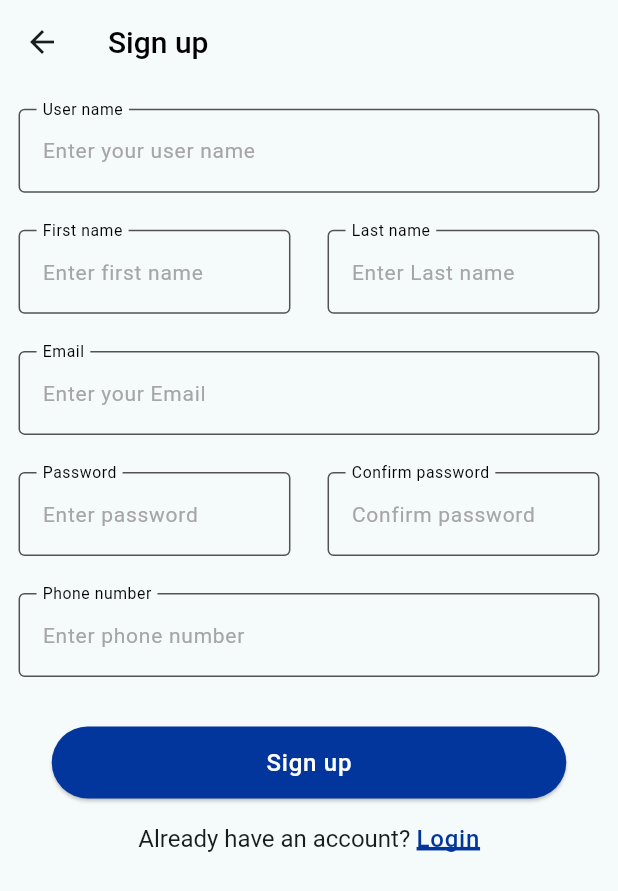
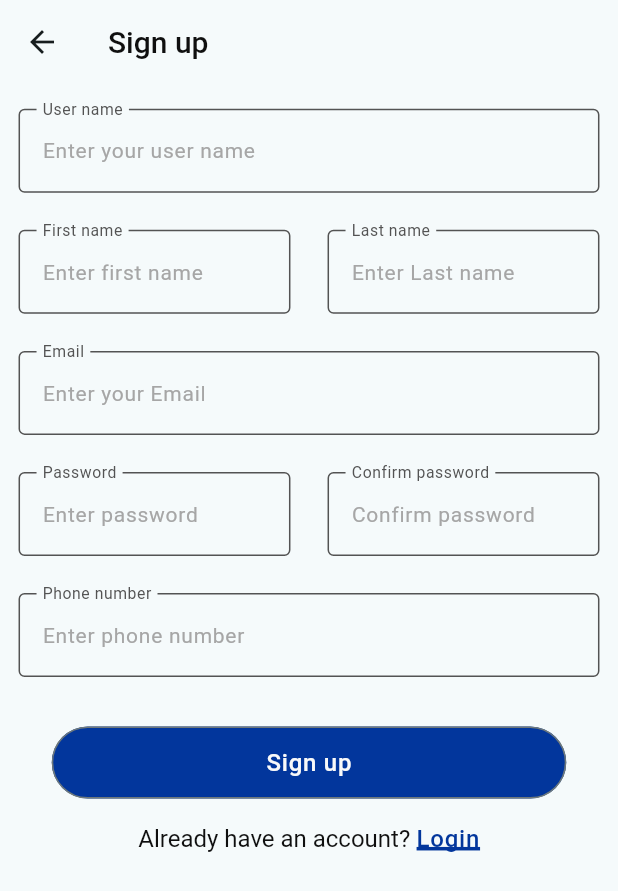
Before and after one commit to YoussefAbdelrahman8/onlineExams, a Flutter app: the screen it shows after launch, after a tap on "Sign up", on a phone screen of 412 x 824 dp. Shown: the top 891 px of the screen. Run offline on Flutter 3.47's test engine with Material 3 defaults, Android fonts, the phone set to English and light mode, and no system bars; our stand-ins replace bloc, dartz, dio, flutter_bloc, fluttertoast, get_it and 3 more; network calls fail.

Commit message:
+ added the base colors from the main design + modified the ColorManger in all files and the theme

```diff
--- a/lib/MyApp.dart
+++ b/lib/MyApp.dart
@@ -21,9 +21,11 @@ class MyApp extends StatelessWidget {
       theme: ThemeManager.lightTheme,
       darkTheme: ThemeManager.darkTheme,
       themeMode: ThemeMode.light,
-      initialRoute: SharedPref.getToken().isEmpty
-          ? Routes.logInScreenRoute
-          : Routes.homeScreenRoute,
+      initialRoute: Routes.logInScreenRoute,
+      // SharedPref.getToken().isEmpty
+      //     ? Routes.logInScreenRoute
+      //     : Routes.homeScreenRoute,
+      //
       // Set the initial screen
       onGenerateRoute: RouteGenerator.getRoute,
     );
--- a/lib/core/utiles/color_manager.dart
+++ b/lib/core/utiles/color_manager.dart
@@ -3,12 +3,56 @@ import 'dart:ui';
 import 'package:flutter/material.dart';
 
 abstract class ColorManager {
+  static MaterialColor black = const MaterialColor(
+    0xFF0F0F0F,
+    {
+      10: Color(0xFFCFCFCF),
+      20: Color(0xFFAFAFAF),
+      30: Color(0xFF878787),
+      40: Color(0xFF5F5F5F),
+      50: Color(0xFF373737),
+      60: Color(0xFF0D0D0D),
+      70: Color(0xFF0A0A0A),
+      80: Color(0xFF080808),
+      90: Color(0xFF050505),
+      100: Color(0xFF030303),
+    },
+  );
+
+  static MaterialColor blue = const MaterialColor(
+    0xFF02369C,
+    {
+      10: Color(0xFFCCD7EB),
+      20: Color(0xFFABBCDE),
+      30: Color(0xFF819BCE),
+      40: Color(0xFF5679BD),
+      50: Color(0xFF2C58AD),
+      60: Color(0xFF022D82),
+      70: Color(0xFF012468),
+      80: Color(0xFF011B4E),
+      90: Color(0xFF011234),
+      100: Color(0xFF000B1F),
+    },
+  );
   static Color error = const Color(0xFFCC1010);
-  static Color lightPrimaryColor = Colors.white;
-  static Color lightOnPrimaryColor = const Color(0xFFDFE7F7);
-  static Color lightSecondaryColor = const Color(0xFF02369C);
-  static Color lightOnSecondary = Colors.white;
-  static Color lightTertiary = const Color(0xFF535353);
+  static Color lightRed = const Color(0xFFF8D2D2);
+  static Color success = const Color(0xFF11CE19);
+  static Color lightGreen = const Color(0xFFCAF9CC);
+  static Color gray = const Color(0xFF535353);
+  static Color placeHolder = const Color(0xFFA6A6A6);
+  static Color white = const Color(0xFFF9F9F9);
+  static Color lightBlue = const Color(0xFFEDEFF3);
+  static Color pinCodeBoxColor = const Color(0xFFDFE7F7);
+
+
+
+
+
+  static Color lightPrimaryColor = white;
+  static Color lightOnPrimaryColor = gray;
+  static Color lightSecondaryColor = blue;
+  static Color lightOnSecondary = black;
+  static Color lightTertiary = placeHolder;
   static Color lightOnTertiary = Colors.black;
   static Color darkPrimaryColor = Colors.black;
   static Color darkOnPrimaryColor = Colors.black;
--- a/lib/core/utiles/theme_manager.dart
+++ b/lib/core/utiles/theme_manager.dart
@@ -7,71 +7,75 @@ abstract class ThemeManager {
     checkboxTheme: CheckboxThemeData(
       checkColor: WidgetStatePropertyAll(ColorManager.lightPrimaryColor),
       side: BorderSide(
-        color: ColorManager.lightOnTertiary,
+        color: ColorManager.lightOnPrimaryColor,
         width: 2,
       ),
       shape: RoundedRectangleBorder(
         borderRadius: BorderRadius.circular(2),
       ),
     ),
-      appBarTheme: const AppBarTheme(
+      appBarTheme:  AppBarTheme(
       titleTextStyle: TextStyle(
         fontSize: 20,
         fontWeight: FontWeight.w500,
-        color: Colors.black
+        color: ColorManager.lightOnSecondary
       )
     ),
       inputDecorationTheme: InputDecorationTheme(
         labelStyle: TextStyle(
             fontWeight: FontWeight.w400,
             fontSize: 14,
-            color: ColorManager.lightOnTertiary),
-        hintStyle: const TextStyle(
+            color: ColorManager.lightOnPrimaryColor),
+        hintStyle:  TextStyle(
           fontWeight: FontWeight.w400,
           fontSize: 14,
-          color: Color(0xFFA6A6A6),
+          color: ColorManager.lightTertiary,
         ),
-        counterStyle: TextStyle(color: ColorManager.lightOnTertiary),
+        counterStyle: TextStyle(color: ColorManager.lightOnSecondary),
         floatingLabelBehavior: FloatingLabelBehavior.always,
         border: OutlineInputBorder(
           borderRadius: BorderRadius.circular(4),
         ),
         enabledBorder: OutlineInputBorder(
-            borderSide: BorderSide(color: ColorManager.lightTertiary)),
+            borderSide: BorderSide(color: ColorManager.lightOnPrimaryColor)),
         focusedBorder: OutlineInputBorder(
-            borderSide: BorderSide(color: ColorManager.lightOnTertiary)),
+            borderSide: BorderSide(color: ColorManager.lightOnSecondary)),
         errorBorder: OutlineInputBorder(
             borderSide: BorderSide(color: ColorManager.error)),
       ),
       textTheme: TextTheme(
-        bodySmall: const TextStyle(
+        bodySmall:  TextStyle(
           fontSize: 13,
           fontWeight: FontWeight.w400,
+          color: ColorManager.lightOnSecondary
         ),
-        bodyMedium: const TextStyle(
+        bodyMedium:  TextStyle(
           fontSize: 24,
           fontWeight: FontWeight.bold,
+            color: ColorManager.lightOnSecondary
         ),
-        titleMedium: const TextStyle(
+        titleMedium:  TextStyle(
           fontWeight: FontWeight.w500,
           fontSize: 18,
+            color: ColorManager.lightOnSecondary
         ),
         displaySmall:TextStyle(
           fontWeight: FontWeight.w400,
           fontSize: 14,
-          color: ColorManager.lightTertiary,
+          color: ColorManager.lightOnPrimaryColor,
         ),
-        displayMedium: const TextStyle(
+        displayMedium:  TextStyle(
           fontWeight: FontWeight.w400,
           fontSize: 16,
+            color: ColorManager.lightOnSecondary
         ),
         headlineSmall: TextStyle(
           decoration: TextDecoration.underline,
-          decorationColor: ColorManager.lightOnTertiary,
+          decorationColor: ColorManager.lightOnSecondary,
           decorationThickness: 3.0,
           fontWeight: FontWeight.w400,
           fontSize: 12,
-          color: ColorManager.lightOnTertiary
+          color: ColorManager.lightOnSecondary
       ),
         labelMedium: TextStyle(
           decoration: TextDecoration.underline,
@@ -81,9 +85,10 @@ abstract class ThemeManager {
           fontSize: 16,
           color: ColorManager.lightSecondaryColor
         ),
-        labelSmall: const TextStyle(
+        labelSmall:  TextStyle(
           fontWeight: FontWeight.w500,
           fontSize: 16,
+            color: ColorManager.lightOnSecondary
         ),
       ),
       colorScheme: ColorScheme.fromSeed(
--- a/lib/core/widget/custom_button.dart
+++ b/lib/core/widget/custom_button.dart
@@ -25,8 +25,8 @@ class CustomButton extends StatelessWidget {
 
   @override
   Widget build(BuildContext context) {
-    return ElevatedButton(
-        style: ElevatedButton.styleFrom(
+    return OutlinedButton(
+        style: OutlinedButton.styleFrom(
           backgroundColor: backgroundColor,
           shape: RoundedRectangleBorder(
               borderRadius: BorderRadius.circular(borderRadius),
--- a/lib/core/widget/custom_text_field.dart
+++ b/lib/core/widget/custom_text_field.dart
@@ -27,7 +27,7 @@ class CustomTextField extends StatelessWidget {
         return validation!(value);
       },
       onChanged: onChanged,
-      cursorColor: Theme.of(context).colorScheme.tertiary,
+      cursorColor: Theme.of(context).colorScheme.onSecondary,
       controller: controller,
       obscureText: secure,
       obscuringCharacter: "*",
--- a/lib/features/forget_password/presentation/pages/forget_password_screen.dart
+++ b/lib/features/forget_password/presentation/pages/forget_password_screen.dart
@@ -41,7 +41,7 @@ class _ForgetPasswordScreenState extends State<ForgetPasswordScreen> {
       appBar: AppBar(
         title: Text(StringManager.forgetPassword[ForgetPassword.password]!),
       ),
-      body: parts[_index],
+      body: parts[2],
     );
   }
 }
--- a/lib/features/forget_password/presentation/pages/tabs/reset_passeord_part.dart
+++ b/lib/features/forget_password/presentation/pages/tabs/reset_passeord_part.dart
@@ -2,6 +2,7 @@ import 'package:flutter/material.dart';
 import 'package:flutter_bloc/flutter_bloc.dart';
 import 'package:online_exam_app/core/DI/di.dart';
 import 'package:online_exam_app/core/routes_manager/route_generator.dart';
+import 'package:online_exam_app/core/utiles/color_manager.dart';
 
 import '../../../../../core/routes_manager/routes.dart';
 import '../../../../../core/utiles/Validator_manager.dart';
@@ -122,7 +123,7 @@ class _ResetPasswordPartState extends State<ResetPasswordPart> {
                         height: 48,
                         backgroundColor: isButtonEnabled
                             ? Theme.of(context).colorScheme.secondary
-                            : Theme.of(context).colorScheme.tertiary,
+                            : ColorManager.black[30]!,
                         content: StringManager
                             .forgetPassword[ForgetPassword.coontinue]!,
                         contentColor: Theme.of(context).colorScheme.primary,
--- a/lib/features/forget_password/presentation/pages/tabs/send_email_part.dart
+++ b/lib/features/forget_password/presentation/pages/tabs/send_email_part.dart
@@ -1,5 +1,6 @@
 import 'package:flutter/material.dart';
 import 'package:flutter_bloc/flutter_bloc.dart';
+import 'package:online_exam_app/core/utiles/color_manager.dart';
 import 'package:online_exam_app/features/forget_password/presentation/pages/forget_password_screen.dart';
 
 import '../../../../../core/DI/di.dart';
@@ -111,7 +112,7 @@ class _SendEmailPartState extends State<SendEmailPart> {
                       height: 48,
                       backgroundColor: isButtonEnabled
                           ? Theme.of(context).colorScheme.secondary
-                          : Theme.of(context).colorScheme.tertiary,
+                          : ColorManager.black[30]!,
                       content: StringManager
                           .forgetPassword[ForgetPassword.coontinue]!,
                       contentColor: Theme.of(context).colorScheme.primary,
--- a/lib/features/forget_password/presentation/widgets/pin_code_widget.dart
+++ b/lib/features/forget_password/presentation/widgets/pin_code_widget.dart
@@ -40,11 +40,11 @@ class PinCodeWidget extends StatelessWidget {
             fieldWidth: width * 0.139,
             //74
             inactiveFillColor:
-                isError ? Colors.white : Theme.of(context).colorScheme.onPrimary,
+                isError ? Colors.white : ColorManager.pinCodeBoxColor,
             activeFillColor:
-                isError ? Colors.white : Theme.of(context).colorScheme.onPrimary,
+                isError ? Colors.white : ColorManager.pinCodeBoxColor,
             selectedFillColor:
-                isError ? Colors.white : Theme.of(context).colorScheme.onPrimary,
+                isError ? Colors.white : ColorManager.pinCodeBoxColor,
             inactiveColor: isError ? ColorManager.error : Colors.transparent,
             activeColor: isError ? ColorManager.error : Colors.transparent,
             selectedColor: isError ? ColorManager.error : Colors.transparent,
--- a/lib/features/login/presentation/pages/login_screen.dart
+++ b/lib/features/login/presentation/pages/login_screen.dart
@@ -91,14 +91,14 @@ class _LoginScreenState extends State<LoginScreen> {
                       children: [
                         Checkbox(
                           fillColor: WidgetStatePropertyAll(isChecked
-                              ? ColorManager.lightOnTertiary
+                              ? ColorManager.lightOnSecondary
                               : ColorManager.lightPrimaryColor),
                           value: isChecked,
                           onChanged: (value) {
                             setState(() {
-                              SharedPref.setToken(_token);
                               isChecked = !isChecked;
                             });
+                            SharedPref.setToken(_token);
                           },
                         ),
                         Text(
@@ -151,7 +151,7 @@ class _LoginScreenState extends State<LoginScreen> {
                         height: 48,
                         backgroundColor: isButtonEnabled
                             ? Theme.of(context).colorScheme.secondary
-                            : Theme.of(context).colorScheme.tertiary,
+                            : ColorManager.black[30]!,
                         content: StringManager.login[Login.login]!,
                         contentColor: Theme.of(context).colorScheme.primary,
                         borderRadius: 100,
--- a/lib/features/signup/presentation/pages/signup_screen.dart
+++ b/lib/features/signup/presentation/pages/signup_screen.dart
@@ -3,6 +3,7 @@ import 'package:flutter_bloc/flutter_bloc.dart';
 import 'package:online_exam_app/core/DI/di.dart';
 import 'package:online_exam_app/core/cache/shared_pref.dart';
 import 'package:online_exam_app/core/utiles/Validator_manager.dart';
+import 'package:online_exam_app/core/utiles/color_manager.dart';
 import 'package:online_exam_app/core/utiles/string_manager.dart';
 import 'package:online_exam_app/core/routes_manager/routes.dart';
 import 'package:online_exam_app/core/widget/custom_button.dart';
@@ -193,7 +194,7 @@ class _SignupScreenState extends State<SignupScreen> {
                         height: 48,
                         backgroundColor: isButtonEnabled
                             ? Theme.of(context).colorScheme.secondary
-                            : Theme.of(context).colorScheme.tertiary,
+                            : ColorManager.black[30]!,
                         content: StringManager.signup[Signup.signup]!,
                         contentColor: Theme.of(context).colorScheme.primary,
                         borderRadius: 100,
```
